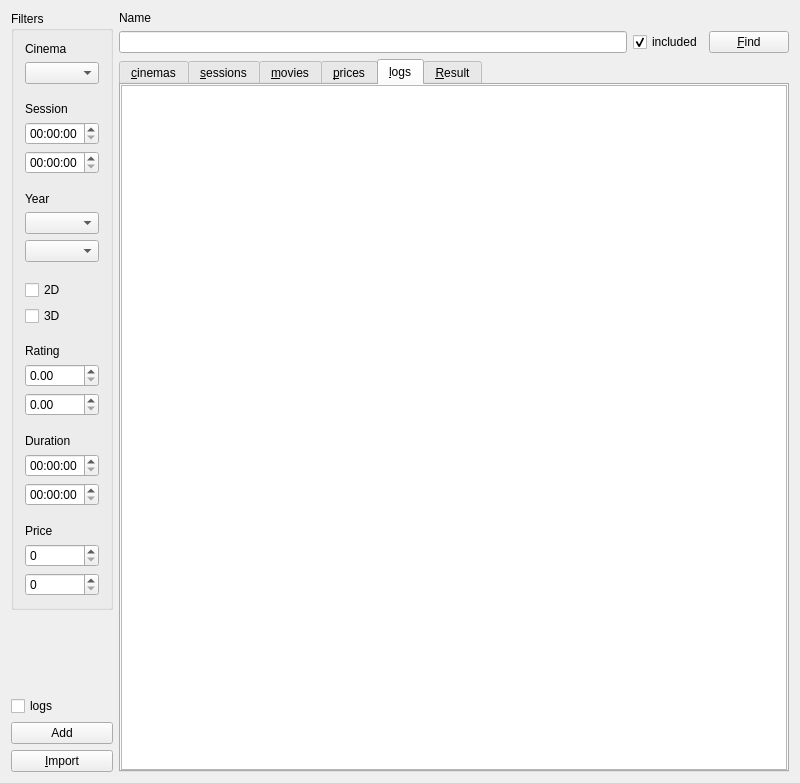
chozen-lev/ODB-labs, file lab3/mainwindow.ui: the form before one commit.
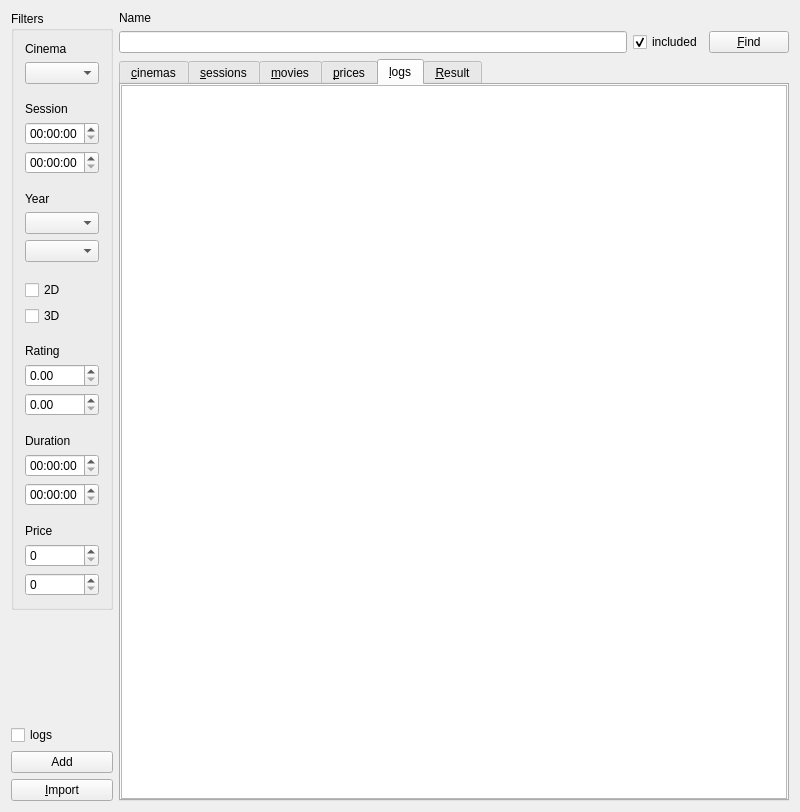
The form after the commit. The open tabs and pages were chosen to show the change.

Patch:
```diff
--- a/lab3/mainwindow.ui
+++ b/lab3/mainwindow.ui
@@ -7,7 +7,7 @@
     <x>0</x>
     <y>0</y>
     <width>800</width>
-    <height>783</height>
+    <height>812</height>
    </rect>
   </property>
   <property name="windowTitle">
```
Left out of the diff: 2 changed lines with no effect on the pictures.
